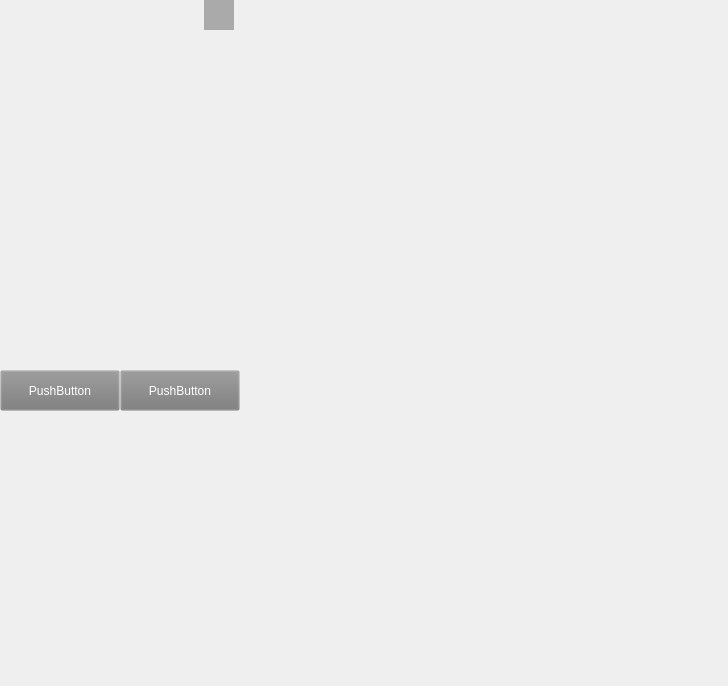
Before: the Qt Designer form qtcreatorFile/small_pic_frame.ui in TigaNoEnemy/PixivProject, drawn with Qt 5.
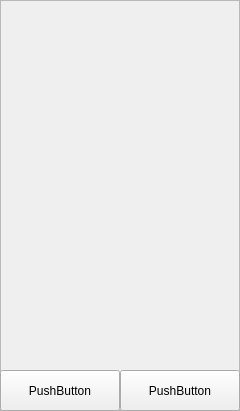
After: the same form once the commit is applied. Custom widgets are drawn as their Qt base class.

```diff
--- a/qtcreatorFile/small_pic_frame.ui
+++ b/qtcreatorFile/small_pic_frame.ui
@@ -6,8 +6,8 @@
    <rect>
     <x>0</x>
     <y>0</y>
-    <width>728</width>
-    <height>686</height>
+    <width>240</width>
+    <height>411</height>
    </rect>
   </property>
   <property name="windowTitle">
@@ -26,7 +26,7 @@
     </rect>
    </property>
    <property name="styleSheet">
-    <string notr="true">background-color: rgba(122, 122, 122, 0);</string>
+    <string notr="true"/>
    </property>
    <property name="frameShape">
     <enum>QFrame::StyledPanel</enum>
@@ -44,8 +44,7 @@
      </rect>
     </property>
     <property name="styleSheet">
-     <string notr="true">background-color: rgba(255, 255, 255, 0);
-color: rgb(255, 255, 255);</string>
+     <string notr="true"/>
     </property>
     <property name="text">
      <string/>
@@ -64,7 +63,7 @@
      </rect>
     </property>
     <property name="styleSheet">
-     <string notr="true">color: rgb(255, 255, 255);</string>
+     <string notr="true"/>
     </property>
     <property name="text">
      <string>PushButton</string>
@@ -80,8 +79,7 @@
      </rect>
     </property>
     <property name="styleSheet">
-     <string notr="true">background-color: rgba(255, 255, 255, 0);
-color: rgb(255, 255, 255);</string>
+     <string notr="true"/>
     </property>
     <property name="text">
      <string/>
@@ -97,9 +95,7 @@
      </rect>
     </property>
     <property name="styleSheet">
-     <string notr="true">background-color: rgba(122, 122, 122, 150);
-font: 16pt &quot;Noto Sans CJK SC&quot;;
-color: rgb(255, 255, 255);</string>
+     <string notr="true"/>
     </property>
     <property name="text">
      <string/>
@@ -118,7 +114,7 @@
      </rect>
     </property>
     <property name="styleSheet">
-     <string notr="true">color: rgb(255, 255, 255);</string>
+     <string notr="true"/>
     </property>
     <property name="text">
      <string>PushButton</string>
@@ -134,7 +130,7 @@
      </rect>
     </property>
     <property name="styleSheet">
-     <string notr="true">background-color: rgba(255, 255, 255, 0);</string>
+     <string notr="true"/>
     </property>
     <property name="text">
      <string/>
```
